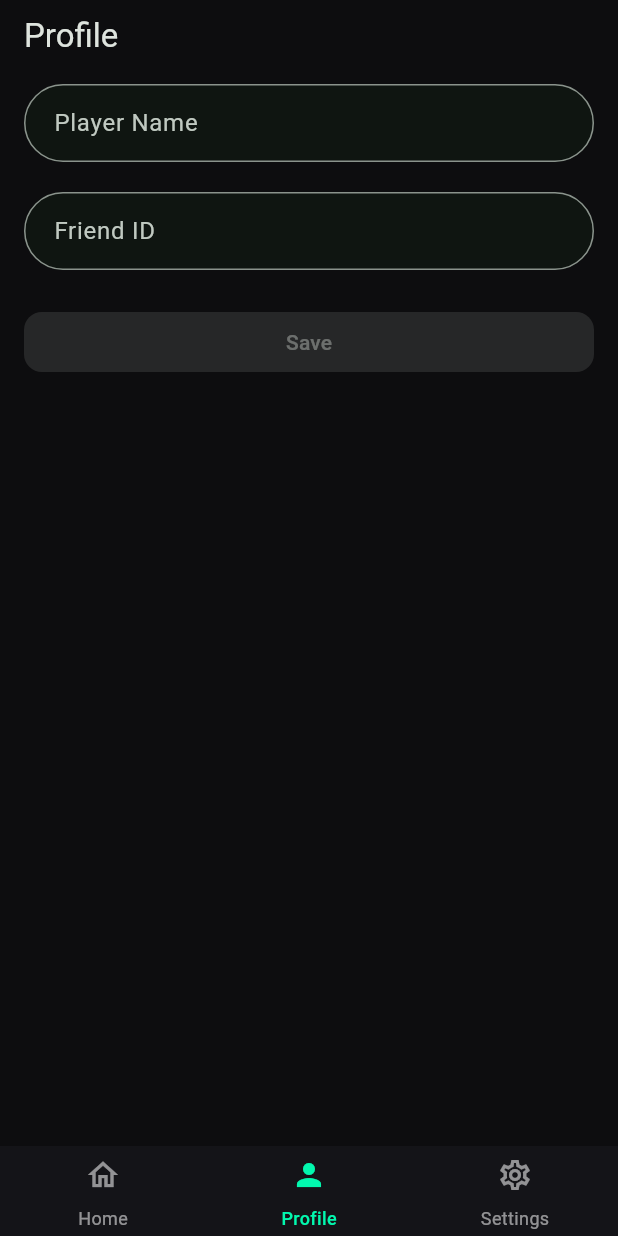
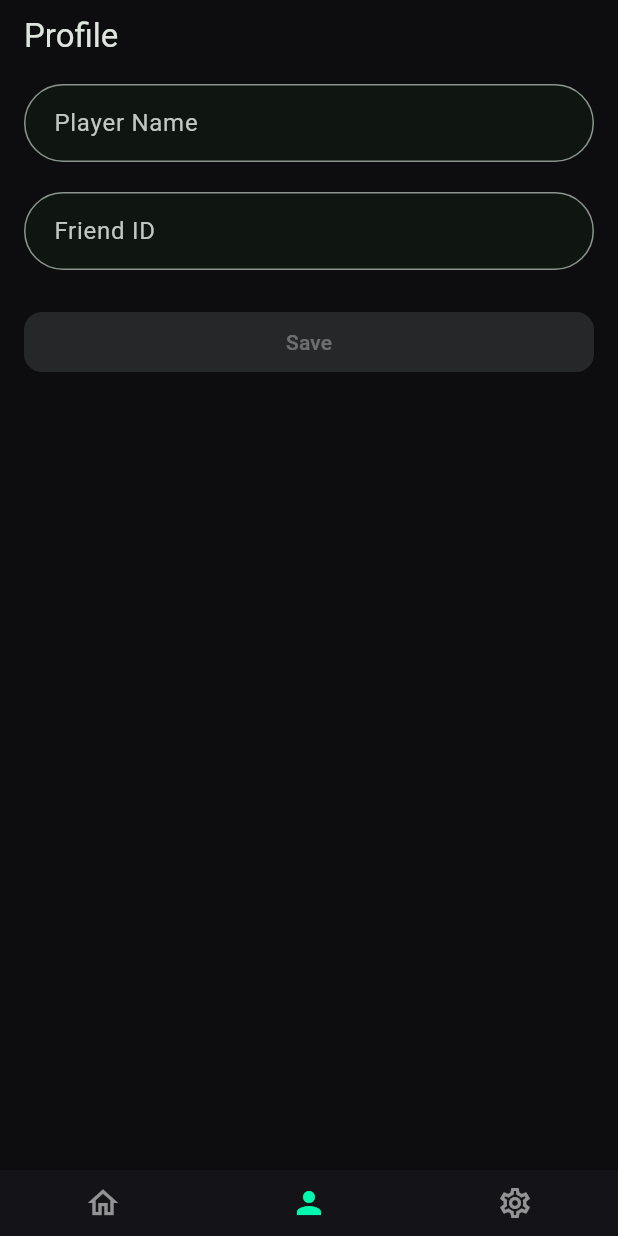
Before and after one commit to kristianskogberg/tcgp-trading-app-flutter, a Flutter app: the screen it shows once a user with an empty profile is signed in, item 2 of the bottom bar chosen, on a phone screen of 412 x 824 dp. Run offline on Flutter 3.47's test engine with Material 3 defaults, Android fonts, the phone set to English and light mode, and no system bars; our stand-ins replace cached_network_image, flutter_dotenv, shared_preferences, supabase_flutter; accounts and stored records are empty; network calls fail.

Commit message:
hide bottom navigation bar when scrolling down

```diff
--- a/lib/main.dart
+++ b/lib/main.dart
@@ -41,7 +41,7 @@ class MyApp extends StatelessWidget {
           toolbarHeight: 48,
         ),
         navigationBarTheme: NavigationBarThemeData(
-          height: 60,
+          height: 48,
           backgroundColor: const Color(0xFF141418),
           surfaceTintColor: Colors.transparent,
           indicatorColor: Colors.transparent,
@@ -51,16 +51,6 @@ class MyApp extends StatelessWidget {
               return const IconThemeData(color: Color(0xFF02F8AE));
             }
             return const IconThemeData(color: Colors.white54);
-          }),
-          labelTextStyle: WidgetStateProperty.resolveWith((states) {
-            if (states.contains(WidgetState.selected)) {
-              return const TextStyle(
-                color: Color(0xFF02F8AE),
-                fontSize: 12,
-                fontWeight: FontWeight.w500,
-              );
-            }
-            return const TextStyle(color: Colors.white54, fontSize: 12);
           }),
         ),
         elevatedButtonTheme: ElevatedButtonThemeData(
--- a/lib/screens/main_screen.dart
+++ b/lib/screens/main_screen.dart
@@ -1,4 +1,5 @@
 import 'package:flutter/material.dart';
+import 'package:flutter/rendering.dart';
 import 'package:tcgp_trading_app/screens/home_screen.dart';
 import 'package:tcgp_trading_app/screens/profile_screen.dart';
 import 'package:tcgp_trading_app/screens/settings_screen.dart';
@@ -12,11 +13,25 @@ class MainScreen extends StatefulWidget {
 
 class _MainScreenState extends State<MainScreen> {
   int _currentScreenIndex = 0;
+  bool _isBottomBarVisible = true;
 
   @override
   Widget build(BuildContext context) {
     return Scaffold(
-      body: IndexedStack(
+      body: NotificationListener<UserScrollNotification>(
+        onNotification: (notification) {
+          if (notification.direction == ScrollDirection.forward) {
+            if (!_isBottomBarVisible) {
+              setState(() => _isBottomBarVisible = true);
+            }
+          } else if (notification.direction == ScrollDirection.reverse) {
+            if (_isBottomBarVisible) {
+              setState(() => _isBottomBarVisible = false);
+            }
+          }
+          return false;
+        },
+        child: IndexedStack(
           index: _currentScreenIndex,
           children: [
             const HomeScreen(),
@@ -26,7 +41,14 @@ class _MainScreenState extends State<MainScreen> {
             const SettingsScreen(),
           ],
         ),
-      bottomNavigationBar: NavigationBar(
+      ),
+      bottomNavigationBar: AnimatedContainer(
+        duration: const Duration(milliseconds: 200),
+        height: _isBottomBarVisible ? 44 : 0,
+        clipBehavior: Clip.hardEdge,
+        decoration: const BoxDecoration(),
+        child: NavigationBar(
+          labelBehavior: NavigationDestinationLabelBehavior.alwaysHide,
           backgroundColor: const Color(0xFF141418),
           indicatorColor: Colors.transparent,
           selectedIndex: _currentScreenIndex,
@@ -46,11 +68,13 @@ class _MainScreenState extends State<MainScreen> {
             ),
             NavigationDestination(
               icon: const Icon(Icons.settings_outlined),
-            selectedIcon: const Icon(Icons.settings, color: Color(0xFF02F8AE)),
+              selectedIcon:
+                  const Icon(Icons.settings, color: Color(0xFF02F8AE)),
               label: 'Settings',
             ),
           ],
         ),
+      ),
     );
   }
 }
```
Also changed, not shown: lib/screens/home_screen.dart (+13 -11 lines), lib/widgets/home_screen/card_tile.dart (+13 -4 lines). Lines whose indentation alone changed are shown as unchanged.
